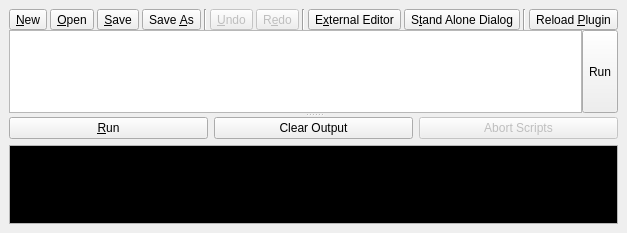
Before: the Qt Designer form src/dialogs/dock/dock_script_log.ui in mbasaglia/Knotter, drawn with Qt 5.
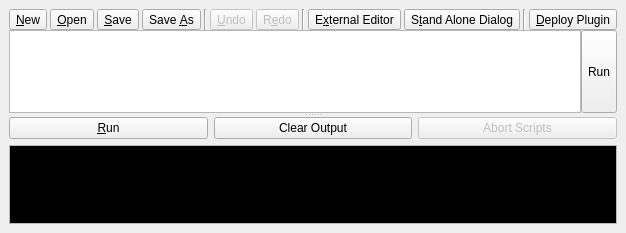
After: the same form once the commit is applied. Icons and pictures are not drawn. Custom widgets are drawn as their Qt base class.

Commit message: Remove duplicates plugin

Diff of the .ui file:
```diff
--- a/src/dialogs/dock/dock_script_log.ui
+++ b/src/dialogs/dock/dock_script_log.ui
@@ -204,7 +204,7 @@
               <string>Reload Plugin</string>
              </property>
              <property name="text">
-              <string>Reload &amp;Plugin</string>
+              <string>&amp;Deploy Plugin</string>
              </property>
              <property name="icon">
               <iconset theme="run-build-install"/>
```
Left out of the diff: 9 changed lines with no effect on the pictures. The commit also changes 13 other files.
